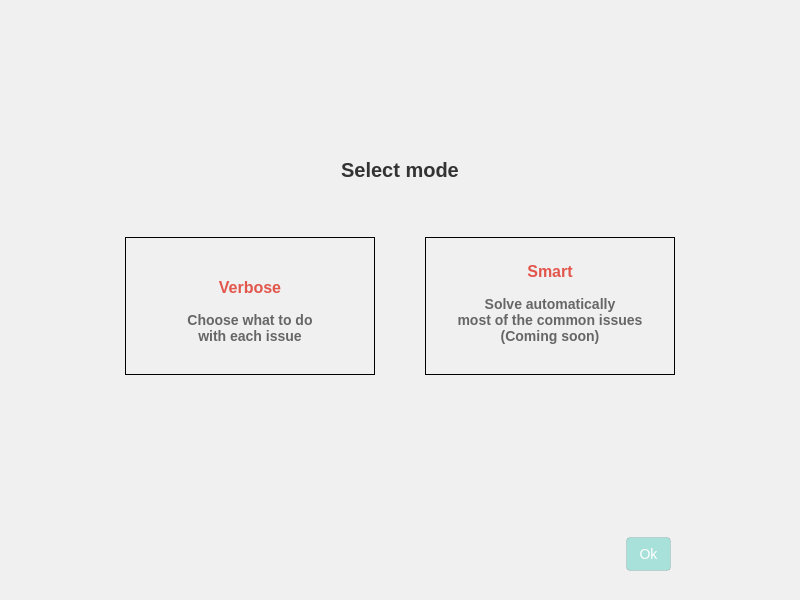
meganz/MEGAsync, file src/MEGASync/stalled_issues/gui/win/StalledIssuesDialog.ui: the form before one commit.
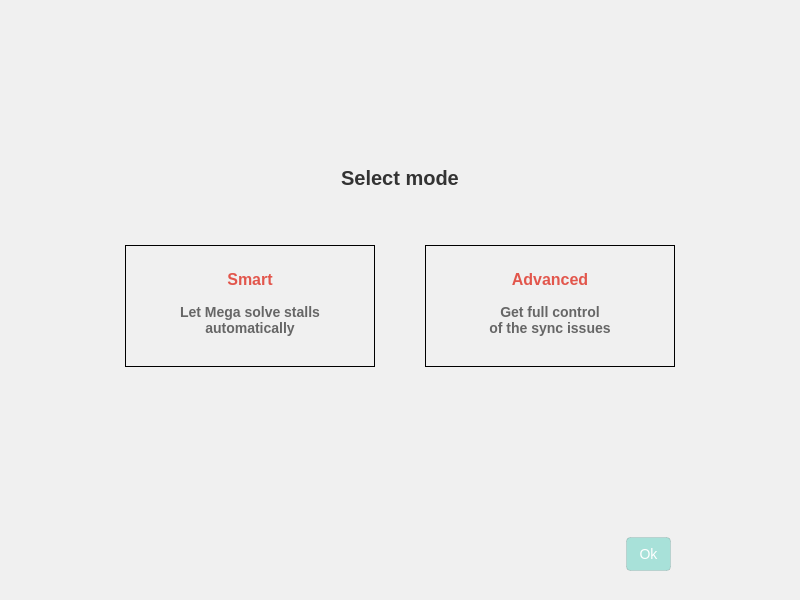
The form after the commit. The open tabs and pages were chosen to show the change. Icons and pictures are not drawn. Custom widgets are drawn as their Qt base class.

Commit message: Change minor UI aspects: Refresh button is green Changed Verbose to Advance Changed Smart order

```diff
--- a/src/MEGASync/stalled_issues/gui/win/StalledIssuesDialog.ui
+++ b/src/MEGASync/stalled_issues/gui/win/StalledIssuesDialog.ui
@@ -59,30 +59,27 @@
 
 #updateButton
 {
-    padding-left: 6px;
-    padding-right: 10px;
-    color: #FFFFFF;
-    spacing: 5px;
-}
-
-#updateButton:enabled
-{
-    background-color: #AAAAAA;
-}
-
-#updateButton:hover:enabled
-{
-    background-color: #BDBDBD;
-}
-
-#updateButton:pressed:enabled
-{
-    background-color: #C6C6C6;
+min-height:32px;
+padding-left:12px;
+padding-right:12px;
+font-size:14px;
+font-weight: 400;
+border-radius:4px;
+background:#00BFA5;
+border: 1px solid rgba(0, 0, 0, 0.1);
+color:#FFFFFF;
 }
 
 #updateButton:disabled
 {
-    background-color: rgba(170,170,170,30%);
+background: rgba(0, 191, 165, 0.3);
+color:#FFFFFF;
+}
+
+#updateButton:hover
+{
+background: #00A787;
+color:#FFFFFF;
 }
 
 </string>
@@ -211,86 +208,6 @@
             </property>
            </spacer>
           </item>
-          <item>
-           <widget class="QFrame" name="Verbose">
-            <property name="minimumSize">
-             <size>
-              <width>250</width>
-              <height>0</height>
-             </size>
-            </property>
-            <property name="maximumSize">
-             <size>
-              <width>250</width>
-              <height>16777215</height>
-             </size>
-            </property>
-            <property name="cursor">
-             <cursorShape>PointingHandCursor</cursorShape>
-            </property>
-            <property name="styleSheet">
-             <string notr="true">#VerboseTitle
-{
-  font-family: &quot;Poppins&quot;;
-  font-size:16px;
-  line-height: 30px;
-  font-weight: 600;
-  color: #e2564c;
-}
-
-#VerboseDescription
-{
-  font-family: &quot;Poppins&quot;;
-  font-size:14px;
-  line-height: 30px;
-  font-weight: 600;
-  color: #666666;
-}
-</string>
-            </property>
-            <property name="frameShape">
-             <enum>QFrame::Panel</enum>
-            </property>
-            <layout class="QVBoxLayout" name="verticalLayout_6">
-             <property name="spacing">
-              <number>15</number>
-             </property>
-             <property name="leftMargin">
-              <number>0</number>
-             </property>
-             <property name="rightMargin">
-              <number>0</number>
-             </property>
-             <property name="bottomMargin">
-              <number>30</number>
-             </property>
-             <item>
-              <widget class="QWidget" name="VerboseIcon" native="true"/>
-             </item>
-             <item>
-              <widget class="QLabel" name="VerboseTitle">
-               <property name="text">
-                <string>Verbose</string>
-               </property>
-               <property name="alignment">
-                <set>Qt::AlignCenter</set>
-               </property>
-              </widget>
-             </item>
-             <item>
-              <widget class="QLabel" name="VerboseDescription">
-               <property name="text">
-                <string>Choose what to do
-with each issue</string>
-               </property>
-               <property name="alignment">
-                <set>Qt::AlignCenter</set>
-               </property>
-              </widget>
-             </item>
-            </layout>
-           </widget>
-          </item>
           <item>
            <widget class="QFrame" name="Smart">
             <property name="minimumSize">
@@ -360,9 +277,88 @@
              <item>
               <widget class="QLabel" name="SmartDescription">
                <property name="text">
-                <string>Solve automatically
-most of the common issues
-(Coming soon)</string>
+                <string>Let Mega solve stalls
+automatically</string>
+               </property>
+               <property name="alignment">
+                <set>Qt::AlignCenter</set>
+               </property>
+              </widget>
+             </item>
+            </layout>
+           </widget>
+          </item>
+          <item>
+           <widget class="QFrame" name="Verbose">
+            <property name="minimumSize">
+             <size>
+              <width>250</width>
+              <height>0</height>
+             </size>
+            </property>
+            <property name="maximumSize">
+             <size>
+              <width>250</width>
+              <height>16777215</height>
+             </size>
+            </property>
+            <property name="cursor">
+             <cursorShape>PointingHandCursor</cursorShape>
+            </property>
+            <property name="styleSheet">
+             <string notr="true">#VerboseTitle
+{
+  font-family: &quot;Poppins&quot;;
+  font-size:16px;
+  line-height: 30px;
+  font-weight: 600;
+  color: #e2564c;
+}
+
+#VerboseDescription
+{
+  font-family: &quot;Poppins&quot;;
+  font-size:14px;
+  line-height: 30px;
+  font-weight: 600;
+  color: #666666;
+}
+</string>
+            </property>
+            <property name="frameShape">
+             <enum>QFrame::Panel</enum>
+            </property>
+            <layout class="QVBoxLayout" name="verticalLayout_6">
+             <property name="spacing">
+              <number>15</number>
+             </property>
+             <property name="leftMargin">
+              <number>0</number>
+             </property>
+             <property name="rightMargin">
+              <number>0</number>
+             </property>
+             <property name="bottomMargin">
+              <number>30</number>
+             </property>
+             <item>
+              <widget class="QWidget" name="VerboseIcon" native="true"/>
+             </item>
+             <item>
+              <widget class="QLabel" name="VerboseTitle">
+               <property name="text">
+                <string>Advanced</string>
+               </property>
+               <property name="alignment">
+                <set>Qt::AlignCenter</set>
+               </property>
+              </widget>
+             </item>
+             <item>
+              <widget class="QLabel" name="VerboseDescription">
+               <property name="text">
+                <string>Get full control
+of the sync issues</string>
                </property>
                <property name="alignment">
                 <set>Qt::AlignCenter</set>
```
Left out of the diff: 2 changed lines with no effect on the pictures. The commit also changes 3 other files.
